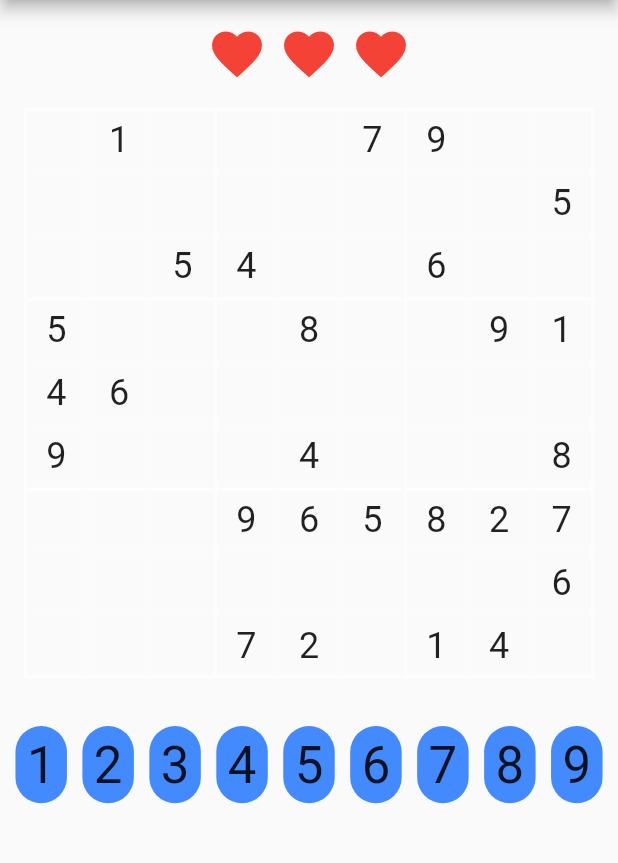
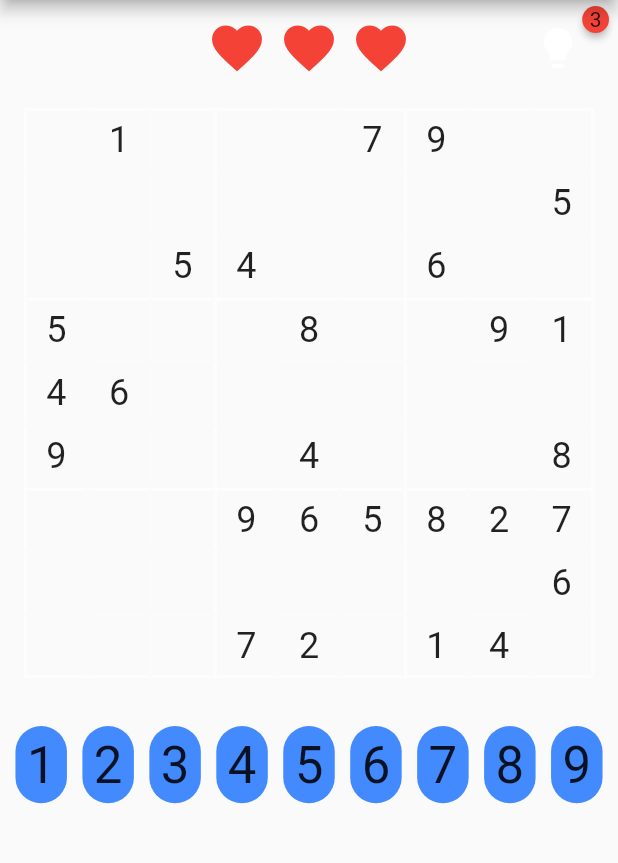
Before and after one commit to wysockikacper98/sudoku, a Flutter app: the SudokuScreen screen opened by its route, on a phone screen of 412 x 824 dp, the part 84-947 px from its top. Run offline on Flutter 3.47's test engine with Material 2 defaults, Android fonts, the phone set to English and light mode, and no system bars; drawn by our look-alikes of badges, flutter_rating_bar.

Commit message:
Added hints

```diff
--- a/lib/screens/sudoku_screen.dart
+++ b/lib/screens/sudoku_screen.dart
@@ -1,3 +1,4 @@
+import 'package:badges/badges.dart';
 import 'package:flutter/foundation.dart';
 import 'package:flutter/material.dart';
 import 'package:flutter_rating_bar/flutter_rating_bar.dart';
@@ -18,6 +19,8 @@ class _SudokuScreenState extends State<SudokuScreen>
   late final String _solvedSudoku;
   late double _healthPoint;
 
+  late int _hintAmount;
+
   int? _selectedSquareIndex;
 
   @override
@@ -31,6 +34,7 @@ class _SudokuScreenState extends State<SudokuScreen>
     _solvedSudoku =
         '312657984684291375795438612527386491468179253931542768143965827279814536856723149';
     _healthPoint = 3;
+    _hintAmount = 3;
   }
 
   @override
@@ -251,9 +255,20 @@ class _SudokuScreenState extends State<SudokuScreen>
   }
 
   Widget buildHealthPoints() {
+    bool isHintInactive = _hintAmount < 1 ||
+        _selectedSquareIndex == null ||
+        _sudokuEnteredByUser[_selectedSquareIndex!] != '.';
+
     return Padding(
-      padding: const EdgeInsets.only(top: 16.0),
-      child: RatingBar.builder(
+      padding: const EdgeInsets.only(left: 16.0, right: 16.0, top: 8.0),
+      child: Row(
+        mainAxisAlignment: MainAxisAlignment.center,
+        children: [
+          Expanded(
+            flex: 1,
+            child: Container(),
+          ),
+          RatingBar.builder(
             initialRating: _healthPoint,
             minRating: 0,
             direction: Axis.horizontal,
@@ -270,6 +285,33 @@ class _SudokuScreenState extends State<SudokuScreen>
               }
             },
           ),
+          Expanded(
+            flex: 1,
+            child: Badge(
+              alignment: Alignment.centerRight,
+              badgeContent: Text(_hintAmount.toString()),
+              child: IconButton(
+                icon: Icon(
+                  Icons.lightbulb,
+                  size: 32.0,
+                  color: isHintInactive ? Colors.white : Colors.yellow,
+                ),
+                onPressed: isHintInactive
+                    ? null
+                    : () {
+                        setState(() {
+                          _hintAmount--;
+                          _sudokuEnteredByUser = replaceCharAt(
+                              _sudokuEnteredByUser,
+                              _selectedSquareIndex!,
+                              _solvedSudoku[_selectedSquareIndex!]);
+                        });
+                      },
+              ),
+            ),
+          ),
+        ],
+      ),
     );
   }
 }
--- a/pubspec.yaml
+++ b/pubspec.yaml
@@ -11,6 +11,7 @@ environment:
 
 
 dependencies:
+  badges: ^2.0.2
   flutter:
     sdk: flutter
   flutter_rating_bar: ^4.0.0
```
Also changed, not shown: pubspec.lock. Lines whose indentation alone changed are shown as unchanged.
